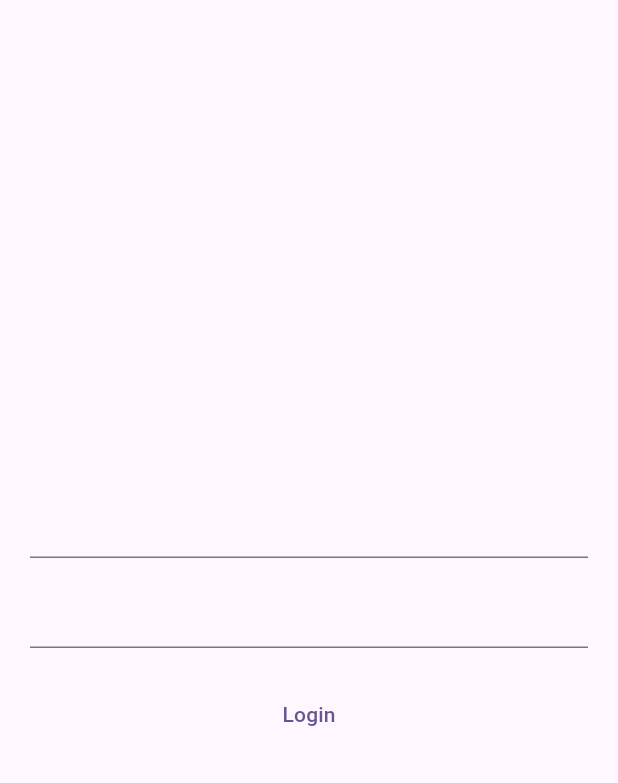
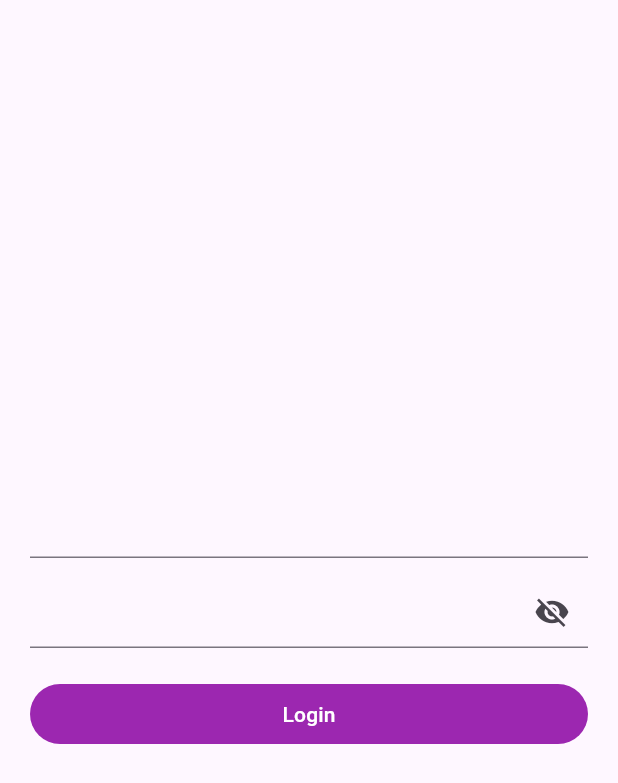
Before and after one commit to nfach98/CatFacts, a Flutter app: the LoginPage screen opened directly, on a phone screen of 412 x 824 dp. Shown: the top 783 px of the screen. Run offline on Flutter 3.47's test engine with Material 3 defaults, Android fonts, the phone set to English and light mode, and no system bars; our stand-ins replace dio, get, shared_preferences; accounts and stored records are empty; network calls fail; statements that could not run were skipped.

Commit message:
feat(auth): setup login functionality

```diff
--- a/lib/auth/view/login_page.dart
+++ /dev/null
@@ -1,50 +0,0 @@
-import 'package:flutter/material.dart';
-
-class LoginPage extends StatefulWidget {
-  const LoginPage({super.key});
-
-  @override
-  State<LoginPage> createState() => _LoginPageState();
-}
-
-class _LoginPageState extends State<LoginPage> {
-  final _usernameController = TextEditingController();
-  final _passwordController = TextEditingController();
-
-  @override
-  Widget build(BuildContext context) {
-    return Scaffold(
-      body: GestureDetector(
-        onTap: () {
-          FocusManager.instance.primaryFocus?.unfocus();
-        },
-        child: SafeArea(
-          child: Padding(
-            padding: EdgeInsets.all(20),
-            child: Column(
-              mainAxisAlignment: MainAxisAlignment.center,
-              children: [
-                TextFormField(
-                  controller: _usernameController,
-                ),
-                SizedBox(height: 12),
-                TextFormField(
-                  controller: _passwordController,
-                  obscureText: true,
-                ),
-                SizedBox(height: 20),
-                FractionallySizedBox(
-                  widthFactor: 1,
-                  child: TextButton(
-                    onPressed: () {},
-                    child: Text('Login'),
-                  ),
-                ),
-              ],
-            ),
-          ),
-        ),
-      ),
-    );
-  }
-}
--- /dev/null
+++ b/lib/feature/auth/view/login_page.dart
@@ -0,0 +1,102 @@
+import 'package:cat_facts/feature/auth/controller/auth_controller.dart';
+import 'package:flutter/material.dart';
+import 'package:get/get.dart';
+
+class LoginPage extends GetView<AuthController> {
+  LoginPage({super.key});
+
+  @override
+  Widget build(BuildContext context) {
+    return Obx(
+      () => Scaffold(
+        body: GestureDetector(
+          onTap: () {
+            FocusManager.instance.primaryFocus?.unfocus();
+          },
+          child: SafeArea(
+            child: controller.obx(
+              (state) => _buildForm(),
+              onLoading: Stack(
+                children: [
+                  _buildForm(),
+                  Container(
+                    color: Colors.black.withOpacity(.5),
+                    child: Center(child: CircularProgressIndicator()),
+                  ),
+                ],
+              ),
+              onError: (_) => _buildForm(isError: true),
+              onEmpty: _buildForm(),
+            ),
+          ),
+        ),
+      ),
+    );
+  }
+
+  Widget _buildForm({bool isError = false}) {
+    return Padding(
+      padding: EdgeInsets.all(20),
+      child: Column(
+        mainAxisAlignment: MainAxisAlignment.center,
+        children: [
+          TextFormField(
+            initialValue: controller.username.value,
+            onChanged: (value) {
+              controller.setUsername(value);
+            },
+          ),
+          SizedBox(height: 12),
+          TextFormField(
+            initialValue: controller.password.value,
+            obscureText: controller.isHidePassword.value,
+            onChanged: (value) {
+              controller.setPassword(value);
+            },
+            decoration: InputDecoration(
+              suffixIcon: InkWell(
+                onTap: () {
+                  controller.togglePassword();
+                },
+                child: Icon(
+                  controller.isHidePassword.value
+                      ? Icons.visibility
+                      : Icons.visibility_off,
+                ),
+              ),
+            ),
+          ),
+          SizedBox(height: 20),
+          FractionallySizedBox(
+            widthFactor: 1,
+            child: TextButton(
+              onPressed: () async {
+                final isSuccess = await controller.login();
+                if (isSuccess) {
+                  Get.offNamed('/');
+                }
+              },
+              style: ButtonStyle(
+                backgroundColor: MaterialStatePropertyAll<Color>(
+                  Colors.purple,
+                ),
+                foregroundColor: MaterialStatePropertyAll<Color>(
+                  Colors.white,
+                ),
+              ),
+              child: Text('Login'),
+            ),
+          ),
+          if (isError)
+            Padding(
+              padding: EdgeInsets.only(top: 12),
+              child: Text(
+                'There is error on login process, try again',
+                style: TextStyle(color: Colors.red),
+              ),
+            ),
+        ],
+      ),
+    );
+  }
+}
--- a/lib/feature/home/view/home_page.dart
+++ b/lib/feature/home/view/home_page.dart
@@ -11,7 +11,8 @@ class HomePage extends GetView<HomeController> {
   Widget build(BuildContext context) {
     return Scaffold(
       appBar: AppBar(
-        title: Text('Cat Facts'),
+        title: Text('Contacts'),
+        centerTitle: true,
         actions: [
           IconButton(
             onPressed: () {
```
Also changed, not shown: lib/feature/auth/controller/auth_controller.dart (added, +51 -0 lines), lib/feature/auth/controller/auth_guard.dart (added, +29 -0 lines).
